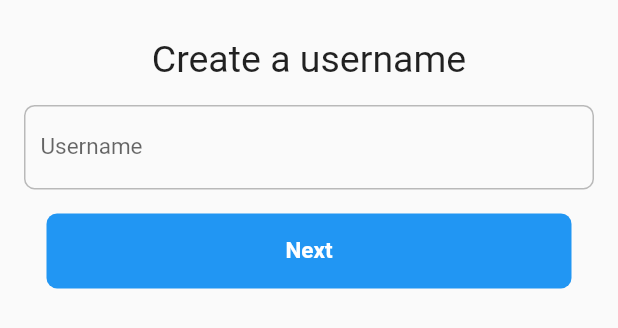
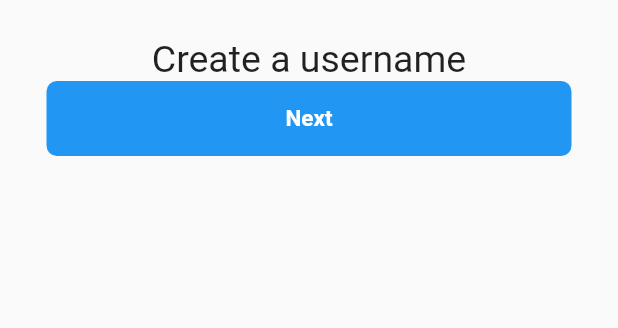
Before and after one commit to rwema3/Fluttergram-App, a Flutter app: the CreateAccount widget shown alone on an empty page, opened directly, on a phone screen of 412 x 824 dp. Shown: the top 328 px of the screen. Run offline on Flutter 3.47's test engine with Material 2 defaults, Android fonts, the phone set to English and light mode, and no system bars; our stand-ins replace cached_network_image, cloud_firestore, firebase_auth, firebase_core, firebase_messaging, firebase_storage and 6 more; missing offline and left inert: geocoder; accounts and stored records are empty.

Commit message:
TextField

```diff
--- a/lib/create_account.dart
+++ b/lib/create_account.dart
@@ -23,22 +23,7 @@ class _CreateAccountState extends State<CreateAccount> {
           ),
         ),
       ),
-      Padding(
-        padding: const EdgeInsets.all(16.0),
-        child: Container(
-          decoration: BoxDecoration(
-              border: Border.all(width: 1.0, color: Colors.black26),
-              borderRadius: BorderRadius.circular(7.0)),
-          child: TextField(
-            controller: name,
-            decoration: InputDecoration(
-                border: InputBorder.none,
-                contentPadding: const EdgeInsets.all(10.0),
-                labelText: "Username",
-                labelStyle: TextStyle(fontSize: 15.0)),
-          ),
-        ),
-      ),
+
       GestureDetector(
         onTap: () {
           if (name.text == null || name.text.length == 0){
```
